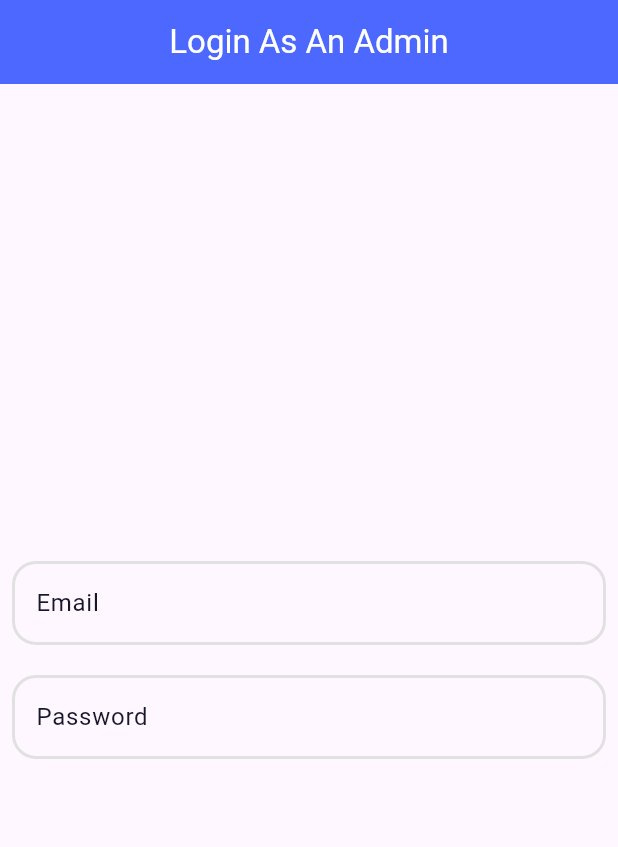
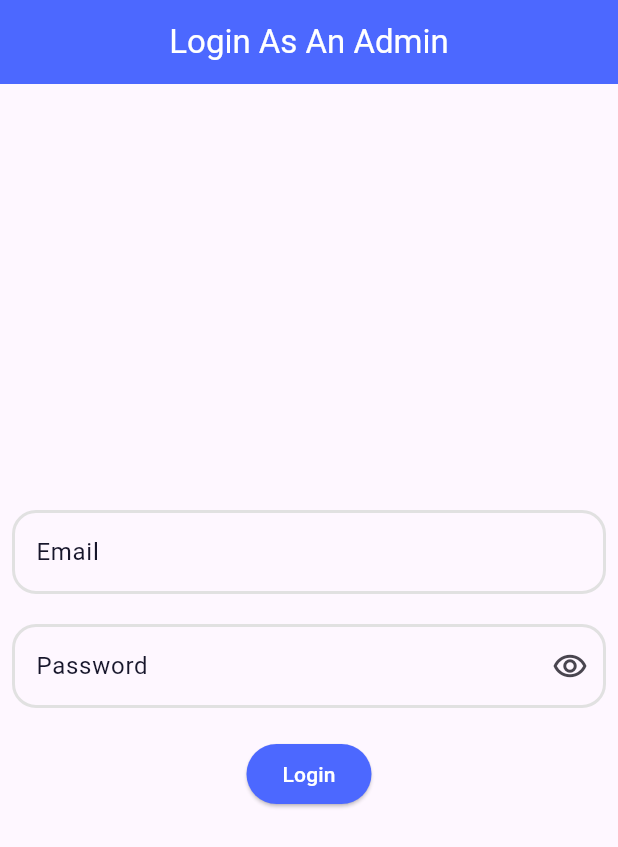
Before and after one commit to salahswidan/our_market_admin_dashboard, a Flutter app: the screen it shows after launch, on a phone screen of 412 x 824 dp. Shown: the top 847 px of the screen. Run offline on Flutter 3.47's test engine with Material 3 defaults, Android fonts, the phone set to English and light mode, and no system bars.

Commit message:
finish login view ui

```diff
--- /dev/null
+++ b/lib/core/components/custom_elevated_button.dart
@@ -0,0 +1,30 @@
+
+import 'package:flutter/material.dart';
+
+import '../app_colors.dart';
+
+class CustomElevatedButton extends StatelessWidget {
+  const CustomElevatedButton({
+    super.key, this.width, this.height, this.child, required this.onPressed,
+  });
+  final double? width;
+  final double? height;
+  final Widget? child;
+  final VoidCallback onPressed;
+
+  @override
+  Widget build(BuildContext context) {
+    return SizedBox(
+      width: width,
+      height: height,
+      child: ElevatedButton(
+        onPressed: onPressed,
+        child: child,
+        style: ElevatedButton.styleFrom(
+          backgroundColor: AppColors.kPrimaryColor,
+          foregroundColor: AppColors.kWhiteColor,
+        ),
+      ),
+    );
+  }
+}
--- a/lib/core/components/custom_search_field.dart
+++ b/lib/core/components/custom_text_field.dart
@@ -5,17 +5,21 @@ class CustomField extends StatelessWidget {
   const CustomField({
     super.key,
     this.controller,
-    required this.lableText,
+    required this.lableText,  this.isPassword = false, this.onPressed,
   });
   final TextEditingController? controller;
   final String lableText;
+  final bool isPassword;
+  final void Function()? onPressed;
 
   @override
   Widget build(BuildContext context) {
     return TextField(
+      obscureText: isPassword,
       cursorColor: AppColors.kBordersideColor,
       controller: controller,
       decoration: InputDecoration(
+        suffixIcon: isPassword ? IconButton(onPressed: onPressed, icon: Icon(Icons.remove_red_eye_outlined)) : null,
           labelText: lableText,
           labelStyle: TextStyle(color: AppColors.kBlackColor),
           border: OutlineInputBorder(
--- a/lib/features/auth/view/login_view.dart
+++ b/lib/features/auth/view/login_view.dart
@@ -1,6 +1,9 @@
 import 'package:flutter/material.dart';
-import 'package:our_market_admin_dashboard/core/components/custom_search_field.dart';
+import 'package:our_market_admin_dashboard/core/app_colors.dart';
+import 'package:our_market_admin_dashboard/core/components/custom_text_field.dart';
 import 'package:our_market_admin_dashboard/core/functions/build_appBar.dart';
+
+import '../../../core/components/custom_elevated_button.dart';
 
 class LoginView extends StatefulWidget {
   const LoginView({super.key});
@@ -32,10 +35,28 @@ class _LoginViewState extends State<LoginView> {
             CustomField(
               controller: passwordController,
               lableText: "Password",
+              isPassword: true,
+              onPressed: () {
+
+              },
+            ),
+            SizedBox(
+              height: 20,
+            ),
+            CustomElevatedButton(
+              child: const Text("Login"),
+              onPressed: () {},
             ),
           ],
         ),
       ),
     );
   }
+
+  @override
+  void dispose() {
+    emailController.dispose();
+    passwordController.dispose();
+    super.dispose();
+  }
 }
```
Also changed, not shown: web_entrypoint.dart (added).
